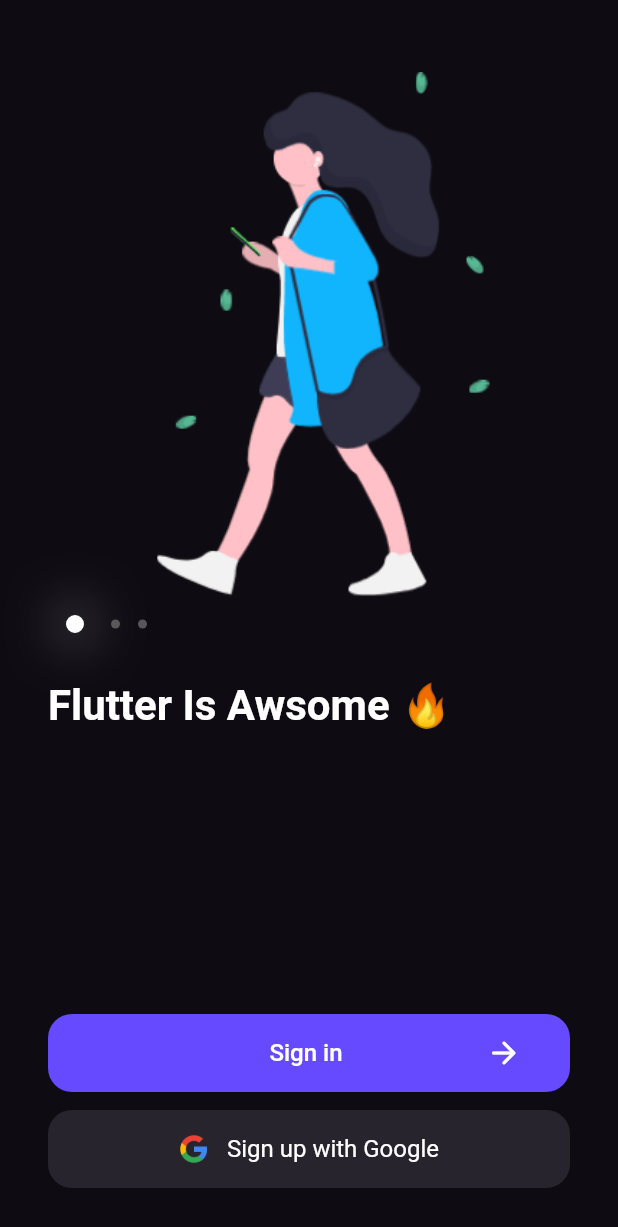
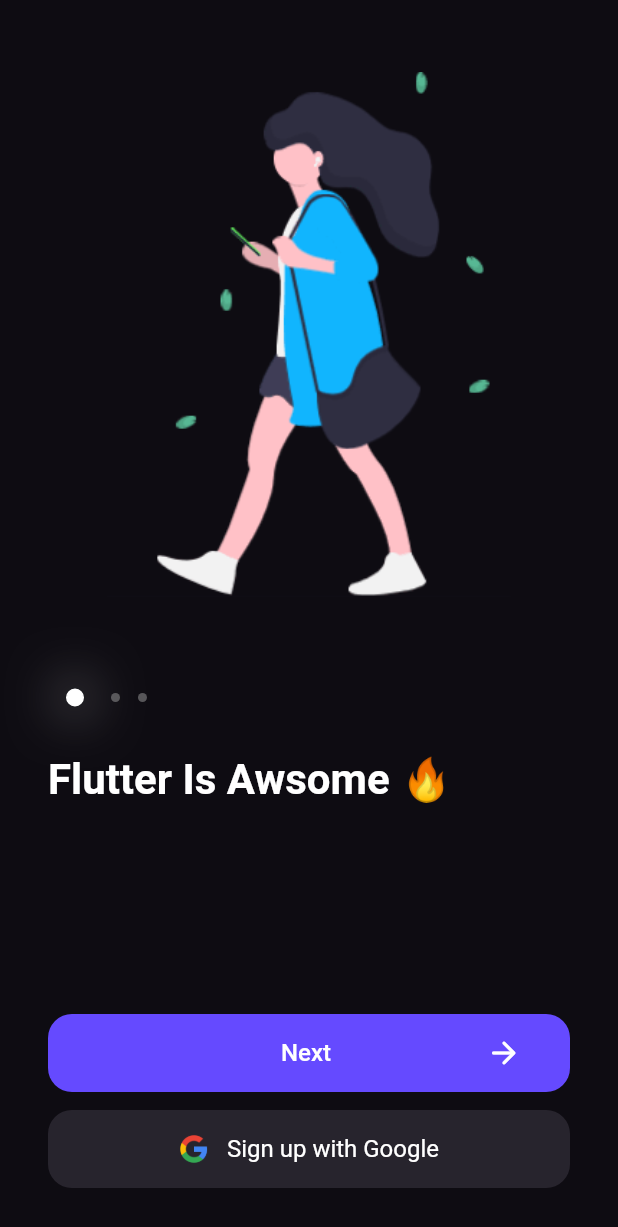
Before and after one commit to EduardoGPS-18/InteractiveOnboarding, a Flutter app: the screen it shows after launch, on a phone screen of 412 x 824 dp. Shown: the top 1227 px of the screen. Run offline on Flutter 3.47's test engine with Material 2 defaults, Android fonts, the phone set to English and light mode, and no system bars.

Commit message:
🧩 : last version

```diff
--- /dev/null
+++ b/lib/presentation/onboard/components/animated_image_opacity.dart
@@ -0,0 +1,48 @@
+import 'package:flutter/material.dart';
+
+class AnimatedImageOpacity extends StatefulWidget {
+  final String imagePath;
+  final void Function(AnimationController controller) exposeController;
+
+  const AnimatedImageOpacity({
+    Key? key,
+    required this.exposeController,
+    required this.imagePath,
+  }) : super(key: key);
+
+  @override
+  State<AnimatedImageOpacity> createState() => _AnimatedImageOpacityState();
+}
+
+class _AnimatedImageOpacityState extends State<AnimatedImageOpacity> with SingleTickerProviderStateMixin {
+  late final AnimationController controller;
+
+  @override
+  void initState() {
+    super.initState();
+    controller = AnimationController(
+      vsync: this,
+      value: 1,
+      duration: const Duration(milliseconds: 500),
+    );
+
+    controller.addListener(() {
+      if (controller.value == 0) {
+        controller.animateTo(1);
+      }
+    });
+    widget.exposeController(controller);
+  }
+
+  @override
+  Widget build(BuildContext context) {
+    return AnimatedBuilder(
+      animation: controller,
+      builder: (_, __) => Image.asset(
+        widget.imagePath,
+        height: 350,
+        opacity: controller,
+      ),
+    );
+  }
+}
--- /dev/null
+++ b/lib/presentation/onboard/components/animated_image_transform.dart
@@ -0,0 +1,46 @@
+import 'package:flutter/cupertino.dart';
+
+class AnimatedImageTransform extends StatefulWidget {
+  final void Function(AnimationController controller) exposeController;
+  final Widget? child;
+
+  const AnimatedImageTransform({
+    Key? key,
+    required this.exposeController,
+    this.child,
+  }) : super(key: key);
+
+  @override
+  State<AnimatedImageTransform> createState() => _AnimatedImageTransformState();
+}
+
+class _AnimatedImageTransformState extends State<AnimatedImageTransform> with SingleTickerProviderStateMixin {
+  late final AnimationController controller;
+
+  @override
+  void initState() {
+    super.initState();
+    controller = AnimationController(
+      vsync: this,
+      duration: const Duration(milliseconds: 500),
+      lowerBound: 0,
+      upperBound: 50,
+      value: 0,
+    );
+
+    controller.addListener(() {
+      if (controller.value == controller.upperBound) {
+        controller.reverse();
+      }
+    });
+    widget.exposeController(controller);
+  }
+
+  @override
+  Widget build(BuildContext context) {
+    return Container(
+      transform: Matrix4.translationValues(0, -controller.value, 0),
+      child: widget.child,
+    );
+  }
+}
--- /dev/null
+++ b/lib/presentation/onboard/components/animated_padding_bottom.dart
@@ -0,0 +1,42 @@
+import 'package:flutter/cupertino.dart';
+
+class AnimatedPaddingBottom extends StatefulWidget {
+  final Widget child;
+  final void Function(AnimationController controller) exposeController;
+  const AnimatedPaddingBottom({
+    Key? key,
+    required this.child,
+    required this.exposeController,
+  }) : super(key: key);
+
+  @override
+  State<AnimatedPaddingBottom> createState() => _AnimatedPaddingBottomState();
+}
+
+class _AnimatedPaddingBottomState extends State<AnimatedPaddingBottom> with SingleTickerProviderStateMixin {
+  late final AnimationController controller;
+
+  @override
+  void initState() {
+    super.initState();
+    controller = AnimationController(
+      vsync: this,
+      duration: const Duration(milliseconds: 200),
+      upperBound: 20,
+    );
+    widget.exposeController(controller);
+  }
+
+  @override
+  Widget build(BuildContext context) {
+    return AnimatedBuilder(
+      animation: controller,
+      builder: (_, __) {
+        return Container(
+          padding: EdgeInsets.only(bottom: controller.value),
+          child: widget.child,
+        );
+      },
+    );
+  }
+}
--- /dev/null
+++ b/lib/presentation/onboard/components/animated_text_alpha.dart
@@ -0,0 +1,54 @@
+import 'package:flutter/material.dart';
+
+class AnimatedTextAlpha extends StatefulWidget {
+  final void Function(AnimationController Function() controller) exposeController;
+  final List<String> texts;
+
+  const AnimatedTextAlpha({
+    Key? key,
+    required this.exposeController,
+    required this.texts,
+  }) : super(key: key);
+  @override
+  State<AnimatedTextAlpha> createState() => _AnimatedTextAlphaState();
+}
+
+class _AnimatedTextAlphaState extends State<AnimatedTextAlpha> with SingleTickerProviderStateMixin {
+  late final AnimationController controller;
+  int currentIndex = 0;
+
+  @override
+  void initState() {
+    super.initState();
+    controller = AnimationController(
+      vsync: this,
+      upperBound: 255,
+      value: 255,
+      duration: const Duration(milliseconds: 500),
+      reverseDuration: const Duration(milliseconds: 100),
+    );
+    widget.exposeController(() => controller);
+    controller.addListener(() {
+      if (controller.value == 0) {
+        currentIndex++;
+        if (currentIndex > widget.texts.length - 1) {
+          currentIndex = 0;
+        }
+      }
+    });
+  }
+
+  @override
+  Widget build(BuildContext context) {
+    return Text(
+      widget.texts[currentIndex],
+      style: TextStyle(
+        color: Colors.white.withAlpha(
+          controller.value.toInt(),
+        ),
+        fontSize: 28,
+        fontWeight: FontWeight.bold,
+      ),
+    );
+  }
+}
--- a/lib/presentation/onboard/components/components.dart
+++ b/lib/presentation/onboard/components/components.dart
@@ -1,2 +1,6 @@
+export 'animated_image_opacity.dart';
+export 'animated_image_transform.dart';
+export 'animated_padding_bottom.dart';
+export 'animated_text_alpha.dart';
 export 'login_button.dart';
 export 'signup_with_google_button.dart';
--- /dev/null
+++ b/lib/presentation/onboard/components/custom_animated_opacity.dart
@@ -0,0 +1,44 @@
+import 'package:flutter/material.dart';
+
+class CustomAnimatedOpacity extends StatefulWidget {
+  final void Function(AnimationController controller) exposeController;
+  final Widget child;
+
+  const CustomAnimatedOpacity({
+    Key? key,
+    required this.exposeController,
+    required this.child,
+  }) : super(key: key);
+
+  @override
+  State<CustomAnimatedOpacity> createState() => _AnimatedOpacityState();
+}
+
+class _AnimatedOpacityState extends State<CustomAnimatedOpacity> with SingleTickerProviderStateMixin {
+  late final AnimationController controller;
+
+  @override
+  void initState() {
+    super.initState();
+    controller = AnimationController(
+      vsync: this,
+      lowerBound: 255,
+      upperBound: 255,
+      duration: const Duration(milliseconds: 1000),
+    );
+    widget.exposeController(controller);
+  }
+
+  @override
+  Widget build(BuildContext context) {
+    return AnimatedBuilder(
+      animation: controller,
+      builder: (_, __) {
+        return Opacity(
+          opacity: controller.value,
+          child: widget.child,
+        );
+      },
+    );
+  }
+}
--- a/lib/presentation/onboard/components/login_button.dart
+++ b/lib/presentation/onboard/components/login_button.dart
@@ -4,13 +4,16 @@ import '../../shared/components/components.dart';
 
 class Loginbutton extends StatefulWidget {
   final void Function(AnimationController Function() controller) exposeController;
-
+  final bool? horizontal;
+  final String text;
   final VoidCallback? onTap;
 
   const Loginbutton({
     Key? key,
     required this.exposeController,
     required this.onTap,
+    required this.text,
+    this.horizontal,
   }) : super(key: key);
 
   @override
@@ -19,22 +22,27 @@ class Loginbutton extends StatefulWidget {
 
 class _LoginbuttonState extends State<Loginbutton> with SingleTickerProviderStateMixin {
   late final AnimationController controller;
+  int animCount = 0;
+  bool hasAnimated = false;
 
   @override
   void initState() {
     super.initState();
     controller = AnimationController(
       vsync: this,
-      duration: const Duration(milliseconds: 1000),
-      value: 500,
-      upperBound: 500,
-      lowerBound: 25,
+      duration: const Duration(milliseconds: 800),
+      value: widget.horizontal == true ? 500 : 52,
+      reverseDuration: const Duration(milliseconds: 120),
+      upperBound: widget.horizontal == true ? 500 : 52,
+      lowerBound: widget.horizontal == true ? 15 : 0,
     );
+
     widget.exposeController(() => controller);
     controller.addListener(() {
       if (controller.value == controller.lowerBound) {
         controller.animateTo(controller.upperBound);
       }
+      setState(() {});
     });
   }
 
@@ -43,29 +51,30 @@ class _LoginbuttonState extends State<Loginbutton> with SingleTickerProviderStat
     return AnimatedBuilder(
       animation: controller,
       builder: (_, ch) => AppButton.primary(
+        animateHorizontal: true,
         onTap: widget.onTap,
         fillAmount: controller.value,
         child: Row(
           crossAxisAlignment: CrossAxisAlignment.stretch,
-          children: const [
-            Padding(padding: EdgeInsets.only(left: 52)),
-            Spacer(),
+          children: [
+            const Padding(padding: EdgeInsets.only(left: 52)),
+            const Spacer(),
             Center(
               child: Text(
-                'Sign in',
-                style: TextStyle(
+                widget.text,
+                style: const TextStyle(
                   color: Colors.white,
                   fontSize: 16,
                   fontWeight: FontWeight.w500,
                 ),
               ),
             ),
-            Spacer(),
-            Icon(
+            const Spacer(),
+            const Icon(
               Icons.arrow_forward_rounded,
               color: Colors.white,
             ),
-            SizedBox(width: 32),
+            const SizedBox(width: 32),
           ],
         ),
       ),
--- a/lib/presentation/onboard/onboard_page.dart
+++ b/lib/presentation/onboard/onboard_page.dart
@@ -20,13 +20,27 @@ class OnboardPage extends StatefulWidget {
 }
 
 class _OnboardPageState extends State<OnboardPage> with SingleTickerProviderStateMixin {
-  late final AnimationController controller;
-  late final AnimationController opacityController;
+  AnimationController? controller;
+  AnimationController? opacityController;
   AnimationController? loginButtonFillController;
+  AnimationController? animatedImageOpacityController;
+  AnimationController? animatedImageTransformController;
+  AnimationController? bottomButtonPadding;
+
+  var currentImage = 0;
+  bool hasUpdated = false;
+  bool showAll = true;
 
   @override
   void initState() {
     super.initState();
+    restart();
+  }
+
+  void restart() {
+    if (controller != null) {
+      controller?.dispose();
+    }
     controller = AnimationController(
       vsync: this,
       duration: const Duration(milliseconds: 1000),
@@ -35,13 +49,13 @@ class _OnboardPageState extends State<OnboardPage> with SingleTickerProviderStat
       value: 5,
     );
 
-    controller.addStatusListener((status) {});
-    controller.addListener(() {
+    controller?.addStatusListener((status) {});
+    controller?.addListener(() {
       setState(() {
-        if (controller.value == controller.upperBound) {
-          controller.value = 0;
+        if (controller?.value == controller?.upperBound) {
+          controller?.value = 0;
           setState(() {});
-          controller.animateTo(5);
+          controller?.animateTo(5);
         }
         setState(() {});
       });
@@ -51,15 +65,37 @@ class _OnboardPageState extends State<OnboardPage> with SingleTickerProviderStat
   String text = "teste";
   int val = 0;
   void inc() {
-    if (controller.isAnimating || opacityController.isAnimating) return;
+    if (bottomButtonPadding?.value == bottomButtonPadding?.upperBound) restart();
+    if (controller?.isAnimating == true || opacityController?.isAnimating == true) return;
     val++;
-    if (val > 2) {
-      val = 0;
+    if (val > 2) {}
+    print('CUR $currentImage');
+    if (currentImage + 1 > 2) {
+      showAll = false;
+      setState(() {});
+      bottomButtonPadding?.animateTo(bottomButtonPadding!.upperBound);
     }
-    loginButtonFillController?.value = 0;
-    setState(() {});
-    opacityController.animateTo(0);
-    controller.animateTo(10);
+    opacityController?.animateTo(0);
+    controller?.animateTo(10);
+    animatedImageOpacityController?.animateTo(0);
+    animatedImageTransformController?.animateTo(animatedImageTransformController!.upperBound);
+    animatedImageTransformController?.addStatusListener((status) {
+      if (status == AnimationStatus.dismissed) {
+        hasUpdated = false;
+      }
+      print(status);
+    });
+    loginButtonFillController?.animateBack(0);
+
+    animatedImageTransformController?.addListener(() {
+      if (animatedImageTransformController?.value == animatedImageTransformController?.upperBound && !hasUpdated) {
+        if (currentImage + 1 <= 2) {
+          hasUpdated = true;
+          currentImage++;
+        }
+      }
+      print(currentImage);
+    });
   }
 
   @override
@@ -72,14 +108,44 @@ class _OnboardPageState extends State<OnboardPage> with SingleTickerProviderStat
           crossAxisAlignment: CrossAxisAlignment.stretch,
           children: [
             const SizedBox(height: 16),
-            Center(
-              child: Image.asset(
-                OnboardImages.peopleWalking.path,
-                height: 350,
+            AnimatedOpacity(
+              duration: const Duration(milliseconds: 200),
+              opacity: !showAll ? 0 : 1,
+              child: Center(
+                child: AnimatedBuilder(
+                  animation: controller!,
+                  builder: (_, __) {
+                    return AnimatedImageTransform(
+                      exposeController: (AnimationController controller) =>
+                          animatedImageTransformController = controller,
+                      child: AnimatedImageOpacity(
+                        imagePath: [
+                          OnboardImages.personWalking.path,
+                          OnboardImages.personOnCellPhone.path,
+                          OnboardImages.peoplesOnCellPhone.path
+                        ][currentImage],
+                        exposeController: (controller) => animatedImageOpacityController = controller,
+                      ),
+                    );
+                  },
+                ),
+              ),
+            ),
+            AnimatedOpacity(
+              opacity: showAll ? 0 : 1,
+              duration: const Duration(milliseconds: 200),
+              child: const Center(
+                child: Text(
+                  'Awesome🚀🚀',
+                  style: TextStyle(color: Colors.white, fontWeight: FontWeight.bold, fontSize: 42),
+                ),
               ),
             ),
             const SizedBox(height: 12),
-            SizedBox(
+            AnimatedOpacity(
+              duration: const Duration(milliseconds: 300),
+              opacity: !showAll ? 0 : 1,
+              child: SizedBox(
                 height: 12,
                 child: Row(
                   crossAxisAlignment: CrossAxisAlignment.center,
@@ -90,14 +156,14 @@ class _OnboardPageState extends State<OnboardPage> with SingleTickerProviderStat
                     ),
                     AnimatedContainer(
                       width: val == 1 || val == 0 ? 18 : 12,
-                    duration: const Duration(milliseconds: 500),
+                      duration: const Duration(milliseconds: 250),
                     ),
                     PageIndicator(
                       active: val == 1,
                     ),
                     AnimatedContainer(
                       width: val == 1 || val == 2 ? 18 : 12,
-                    duration: const Duration(milliseconds: 500),
+                      duration: const Duration(milliseconds: 250),
                     ),
                     PageIndicator(
                       active: val == 2,
@@ -106,17 +172,21 @@ class _OnboardPageState extends State<OnboardPage> with SingleTickerProviderStat
                   ],
                 ),
               ),
+            ),
             const SizedBox(height: 32),
-            AnimatedBuilder(
-              animation: controller,
+            AnimatedOpacity(
+              duration: const Duration(milliseconds: 200),
+              opacity: !showAll ? 0 : 1,
+              child: AnimatedBuilder(
+                animation: controller!,
                 builder: (ctx, ch) => Container(
-                transform: Matrix4.translationValues((controller.value - 5) * 5, 0, 0),
+                  transform: Matrix4.translationValues((controller!.value - 5) * 5, 0, 0),
                   child: AnimatedTextAlpha(
                     exposeController: (controllerExposer) {
                       opacityController = controllerExposer();
-                    opacityController.addListener(() {
-                      if (opacityController.value == 0) {
-                        opacityController.animateTo(255);
+                      opacityController?.addListener(() {
+                        if (opacityController?.value == 0) {
+                          opacityController?.animateTo(255);
                         }
                       });
                     },
@@ -128,20 +198,28 @@ class _OnboardPageState extends State<OnboardPage> with SingleTickerProviderStat
                   ),
                 ),
               ),
+            ),
             const Spacer(),
             const SizedBox(height: 12),
             IgnorePointer(
               ignoring: loginButtonFillController?.isAnimating == true,
+              child: AnimatedPaddingBottom(
+                exposeController: (controller) => bottomButtonPadding = controller,
                 child: Loginbutton(
+                  text: 'Next',
+                  horizontal: true,
                   onTap: inc,
-                exposeController: (exposeController) {
-                  loginButtonFillController = exposeController();
-                },
+                  exposeController: (exposeController) => loginButtonFillController = exposeController(),
+                ),
               ),
             ),
             const SizedBox(height: 12),
-            SignupWithGoogleButton(
+            AnimatedOpacity(
+              duration: const Duration(milliseconds: 200),
+              opacity: !showAll ? 0 : 1,
+              child: SignupWithGoogleButton(
                 onTap: () {},
+              ),
             ),
           ],
         ),
@@ -149,56 +227,3 @@ class _OnboardPageState extends State<OnboardPage> with SingleTickerProviderStat
     );
   }
 }
-
-class AnimatedTextAlpha extends StatefulWidget {
-  final void Function(AnimationController Function() controller) exposeController;
-  final List<String> texts;
-
-  const AnimatedTextAlpha({
-    Key? key,
-    required this.exposeController,
-    required this.texts,
-  }) : super(key: key);
-  @override
-  State<AnimatedTextAlpha> createState() => _AnimatedTextAlphaState();
-}
-
-class _AnimatedTextAlphaState extends State<AnimatedTextAlpha> with SingleTickerProviderStateMixin {
-  late final AnimationController controller;
-  int currentIndex = 0;
-
-  @override
-  void initState() {
-    super.initState();
-    controller = AnimationController(
-      vsync: this,
-      upperBound: 255,
-      value: 255,
-      duration: const Duration(milliseconds: 500),
-      reverseDuration: const Duration(milliseconds: 100),
-    );
-    widget.exposeController(() => controller);
-    controller.addListener(() {
-      if (controller.value == 0) {
-        currentIndex++;
-        if (currentIndex > widget.texts.length - 1) {
-          currentIndex = 0;
-        }
-      }
-    });
-  }
-
-  @override
-  Widget build(BuildContext context) {
-    return Text(
-      widget.texts[currentIndex],
-      style: TextStyle(
-        color: Colors.white.withAlpha(
-          controller.value.toInt(),
-        ),
-        fontSize: 28,
-        fontWeight: FontWeight.bold,
-      ),
-    );
-  }
-}
--- a/lib/presentation/shared/components/app_button.dart
+++ b/lib/presentation/shared/components/app_button.dart
@@ -7,6 +7,7 @@ class AppButton extends StatelessWidget {
   final Widget child;
   final Color color;
   final double fillAmount;
+  final bool? animateHorizontal;
 
   const AppButton({
     Key? key,
@@ -14,22 +15,35 @@ class AppButton extends StatelessWidget {
     required this.child,
     required this.color,
     required this.fillAmount,
+    this.animateHorizontal,
   }) : super(key: key);
 
-  factory AppButton.primary({required VoidCallback? onTap, required Widget child, double fillAmount = 1000}) {
+  factory AppButton.primary({
+    required VoidCallback? onTap,
+    required Widget child,
+    double fillAmount = 1000,
+    bool? animateHorizontal,
+  }) {
     return AppButton(
       color: AppColors.purple,
       onTap: onTap,
       fillAmount: fillAmount,
+      animateHorizontal: animateHorizontal,
       child: child,
     );
   }
 
-  factory AppButton.secondary({required VoidCallback? onTap, required Widget child, double fillAmount = 1000}) {
+  factory AppButton.secondary({
+    required VoidCallback? onTap,
+    required Widget child,
+    double fillAmount = 1000,
+    bool? animateHorizontal,
+  }) {
     return AppButton(
       color: AppColors.blackWithOpacity,
       onTap: onTap,
       fillAmount: fillAmount,
+      animateHorizontal: animateHorizontal,
       child: child,
     );
   }
@@ -43,13 +57,15 @@ class AppButton extends StatelessWidget {
       child: Ink(
         height: 52,
         child: Stack(
+          alignment: animateHorizontal == false ? Alignment.bottomCenter : Alignment.centerLeft,
           children: [
             Container(
               decoration: BoxDecoration(
                 color: color,
                 borderRadius: BorderRadius.circular(16),
               ),
-              width: fillAmount,
+              width: animateHorizontal == true ? fillAmount : null,
+              height: animateHorizontal == false ? fillAmount : null,
             ),
             child
           ],
--- a/lib/presentation/theme/app_assets.dart
+++ b/lib/presentation/theme/app_assets.dart
@@ -1,8 +1,8 @@
 const String _onboardingPath = 'assets/onboarding';
 
 enum OnboardImages {
-  peopleWalking(path: "$_onboardingPath/images/people_walking.png"),
-  peopleOnCellPhone(path: "$_onboardingPath/images/person_on_cell_phone.png"),
+  personWalking(path: "$_onboardingPath/images/person_walking.png"),
+  personOnCellPhone(path: "$_onboardingPath/images/person_on_cell_phone.png"),
   peoplesOnCellPhone(path: "$_onboardingPath/images/people_on_cell_phone.png");
 
   final String path;
```
Also changed, not shown: assets/onboarding/images/person_walking.png (renamed from assets/onboarding/images/people_walking.png). Lines whose indentation alone changed are shown as unchanged.
